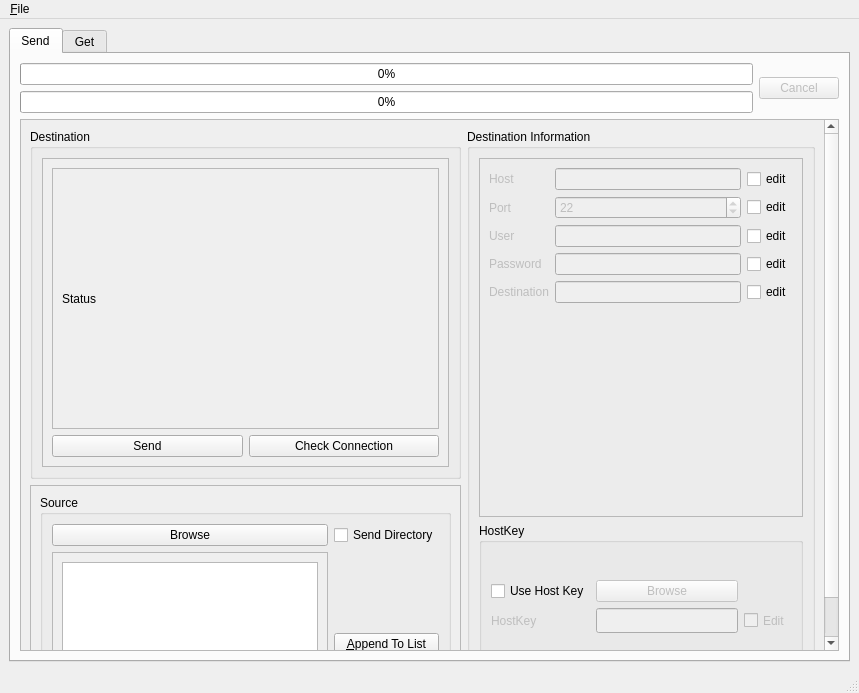
The window that ui/scp_qt.ui (wwkkww1983/scp-qt) describes before a commit, drawn with Qt 5.
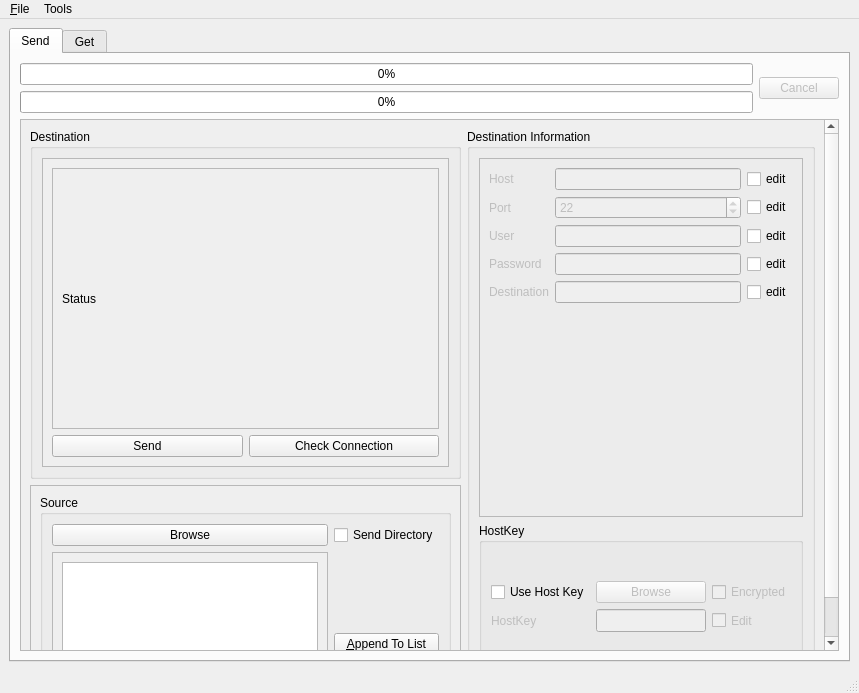
The same window after the commit. The open tabs and pages were chosen to show the change.

Commit message: updates to allow provision of encrypted rsa keys generated [excluding default openssh key generated by ssh-keygen]

```diff
--- a/ui/scp_qt.ui
+++ b/ui/scp_qt.ui
@@ -540,6 +540,16 @@
                           </property>
                          </widget>
                         </item>
+                        <item row="0" column="2">
+                         <widget class="QCheckBox" name="keyEncrypted">
+                          <property name="enabled">
+                           <bool>false</bool>
+                          </property>
+                          <property name="text">
+                           <string>Encrypted</string>
+                          </property>
+                         </widget>
+                        </item>
                        </layout>
                       </item>
                      </layout>
@@ -1166,7 +1176,14 @@
     <addaction name="actionHistory"/>
     <addaction name="action_Configure"/>
    </widget>
+   <widget class="QMenu" name="menuTools">
+    <property name="title">
+     <string>Tools</string>
+    </property>
+    <addaction name="actionGenerate_RSA_Keys"/>
+   </widget>
    <addaction name="menuFile"/>
+   <addaction name="menuTools"/>
   </widget>
   <widget class="QStatusBar" name="statusbar"/>
   <action name="actionQuit">
```
Left out of the diff: 25 changed lines with no effect on the pictures. The commit also changes 28 other files.
